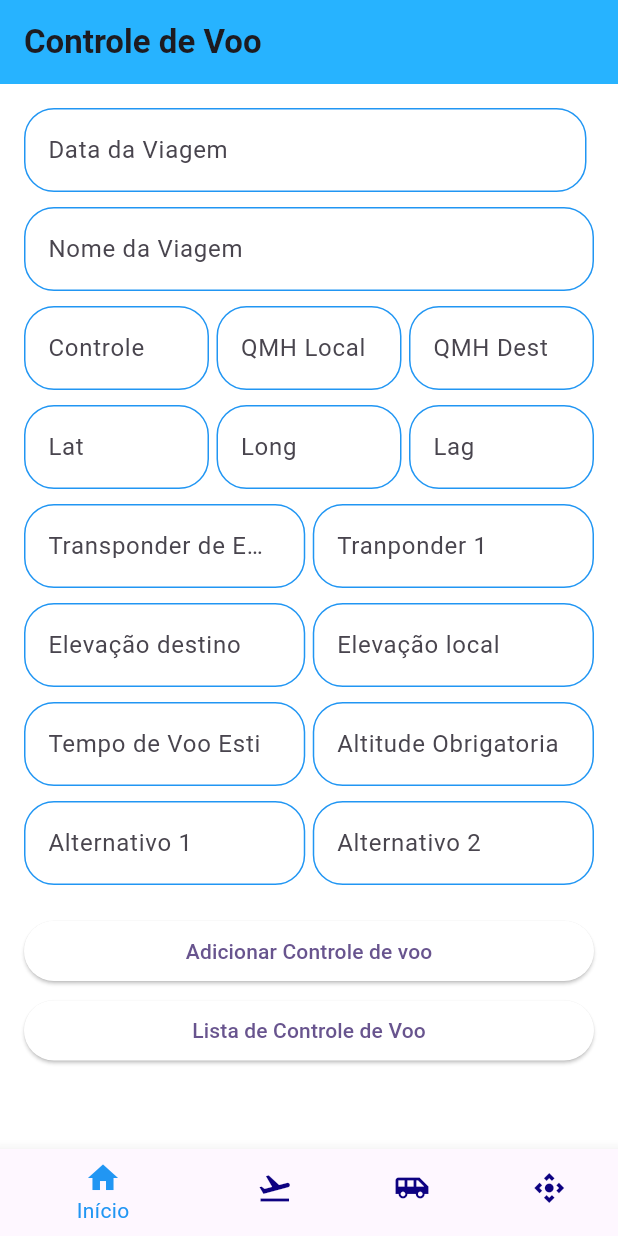
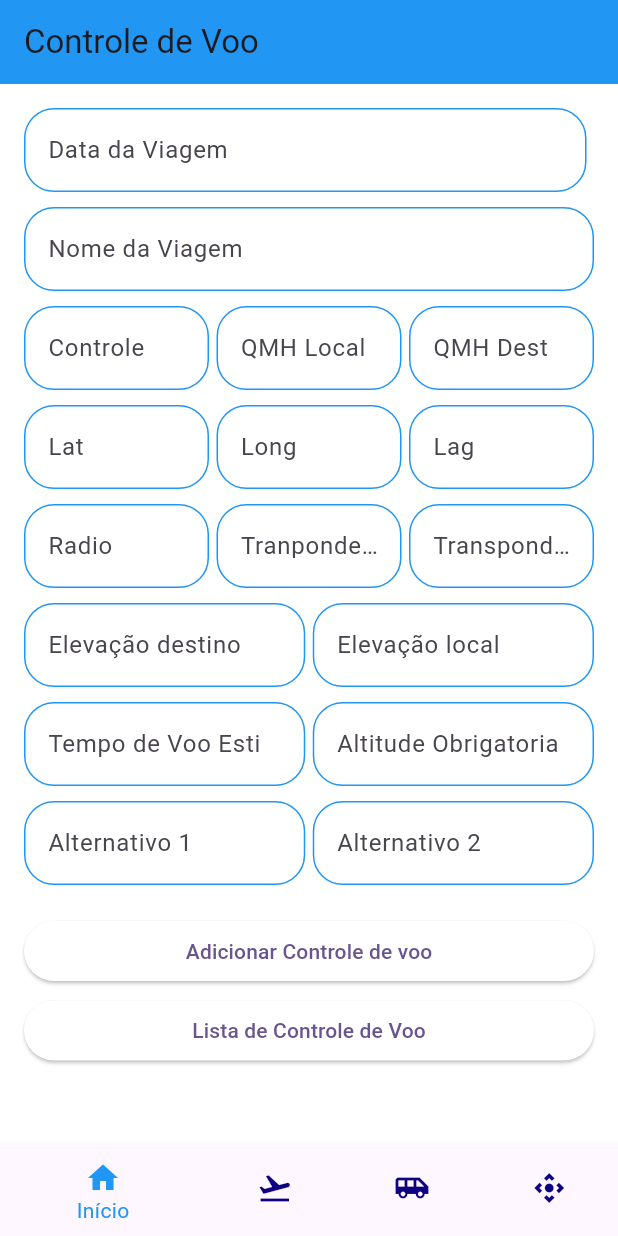
Before and after one commit to HermesLeonardo/AppAviao, a Flutter app: the tela_cadastro_controle_voo screen opened directly, on a phone screen of 412 x 824 dp. Run offline on Flutter 3.47's test engine with Material 3 defaults, Android fonts, the phone set to English and light mode, and no system bars; our stand-ins replace sqflite, sqflite_common_ffi; accounts and stored records are empty.

Commit message:
Corrigindo edição do controle de Voo

```diff
--- a/lib/adapter/adpter_controleVoo.dart
+++ b/lib/adapter/adpter_controleVoo.dart
@@ -6,8 +6,8 @@ class adapter_controleVoo {
   static controleVooEntity fromJson(Map<String, dynamic> json) {
     return controleVooEntity(
       idcontroleVoo: json['idcontroleVoo'] ?? '',
+      nomeViagem: json['nomeViagem'] ?? '',
       dataViagem: json['dataviagem'] ?? '',
-      nomeViagem: json['nomeViagem'] ?? '',
       controle: json['controle'] ?? '',
       lat: json['lat'] ?? '',
       lag: json['lag'] ?? '',
@@ -29,8 +29,8 @@ class adapter_controleVoo {
   static Map<String, dynamic> toJson(controleVooEntity model) {
     final Map<String, dynamic> data = <String, dynamic>{};
     data['idcontroleVoo'] = model.idcontroleVoo;
+    data['nomeViagem'] = model.nomeViagem;
     data['dataViagem'] = model.dataViagem;
-    data['nomeViagem'] = model.nomeViagem;
     data['controle'] = model.controle;
     data['lat'] = model.lat;
     data['lag'] = model.lag;
--- a/lib/classes_dao/controleVoo_dao.dart
+++ b/lib/classes_dao/controleVoo_dao.dart
@@ -19,6 +19,7 @@ class controleVoo_dao {
       return controleVoo_dto(
         idcontroleVoo: maps[i]['idcontroleVoo'],
         nomeViagem: maps[i]['nomeViagem'],
+        dataViagem: maps[i]['dataViagem'],
         controle: maps[i]['controle'],
         lat: maps[i]['lat'],
         lag: maps[i]['lag'],
--- a/lib/conexao/conexao.dart
+++ b/lib/conexao/conexao.dart
@@ -23,7 +23,7 @@ class conexao {
   CREATE TABLE IF NOT EXISTS controleVoo (
     idcontroleVoo INTEGER PRIMARY KEY AUTOINCREMENT,
     nomeViagem TEXT NOT NULL,
-    dataviagem TEXT NOT NULL,
+    dataViagem TEXT NOT NULL,
     controle TEXT NOT NULL,
     lat TEXT NOT NULL,
     lag TEXT NOT NULL,
@@ -80,7 +80,7 @@ class conexao {
     sqfliteFfiInit(); // Inicializa o ffi
     databaseFactory = databaseFactoryFfi; // Define a fábrica para o FFI
     final path = join(await getDatabasesPath(), _dbname);
-    await deleteDatabase(path);
+    //await deleteDatabase(path);
     return openDatabase(
       path,
       onCreate: (db, version) async {
--- a/lib/entitites/controleVoo_entity.dart
+++ b/lib/entitites/controleVoo_entity.dart
@@ -1,7 +1,7 @@
 class controleVooEntity {
   final int idcontroleVoo;
+  final String nomeViagem;
   final String dataViagem;
-  final String nomeViagem;
   final String controle;
   final String lat;
   final String lag;
@@ -20,8 +20,8 @@ class controleVooEntity {
 
   controleVooEntity({
     required this.idcontroleVoo,
+    required this.nomeViagem,
     required this.dataViagem,
-    required this.nomeViagem,
     required this.controle,
     required this.lat,
     required this.lag,
--- a/lib/listagem_controlevoo/tela_lista_controlevoo.dart
+++ b/lib/listagem_controlevoo/tela_lista_controlevoo.dart
@@ -76,7 +76,7 @@ class _tela_lista_controlevooState extends State<tela_lista_controlevoo> {
       backgroundColor: const Color.fromARGB(255, 255, 255, 255),
       appBar: AppBar(
         title: const Text('Listagem Controle Voo'),
-        backgroundColor: const Color.fromARGB(255, 39, 179, 255),
+        backgroundColor: Colors.blue,
       ),
       floatingActionButton: FloatingActionButton(
         onPressed: () {
--- a/lib/pages/tela_cadastro_controle_voo.dart
+++ b/lib/pages/tela_cadastro_controle_voo.dart
@@ -17,7 +17,7 @@ class _tela_cadastro_controle_vooState
     extends State<tela_cadastro_controle_voo> {
   final _formKey = GlobalKey<FormState>();
   final dataViagemController = TextEditingController();
-  final nomeViagemContrelloer = TextEditingController();
+  final nomeViagemContreller = TextEditingController();
   final controleController = TextEditingController();
   final latController = TextEditingController();
   final lagController = TextEditingController();
@@ -37,7 +37,7 @@ class _tela_cadastro_controle_vooState
   void _inserirControlevoo() {
     final controlevoo = controleVoo_dto(
       dataViagem: dataViagemController.text,
-      nomeViagem: nomeViagemContrelloer.text,
+      nomeViagem: nomeViagemContreller.text,
       controle: controleController.text,
       lat: latController.text,
       lag: lagController.text,
@@ -64,11 +64,8 @@ class _tela_cadastro_controle_vooState
       appBar: AppBar(
         title: const Text(
           "Controle de Voo",
-          style: TextStyle(
-            fontWeight: FontWeight.bold,
-          ),
         ),
-        backgroundColor: const Color.fromARGB(255, 39, 179, 255),
+        backgroundColor: Colors.blue,
       ),
       body: Form(
         key: _formKey,
@@ -102,7 +99,7 @@ class _tela_cadastro_controle_vooState
                 Expanded(
                   child: custom_from_text_field_controle_voo(
                     labelText: "Nome da Viagem",
-                    controller: nomeViagemContrelloer,
+                    controller: nomeViagemContreller,
                     validator: (value) {
                       if (value == null || value.isEmpty) {
                         return 'Por favor, insira a viagem';
@@ -218,11 +215,11 @@ class _tela_cadastro_controle_vooState
               children: <Widget>[
                 Expanded(
                   child: custom_from_text_field_controle_voo(
-                    labelText: "Transponder de Emergência",
-                    controller: transponder_emergenciaController,
+                    labelText: "Radio",
+                    controller: radioController,
                     validator: (value) {
                       if (value == null || value.isEmpty) {
-                        return 'Por favor, insira o Transponder de Emergência';
+                        return 'Por favor, insira o Radio';
                       }
                       return null;
                     },
@@ -238,6 +235,21 @@ class _tela_cadastro_controle_vooState
                     validator: (value) {
                       if (value == null || value.isEmpty) {
                         return 'Por favor, insira o Tranponder 1';
+                      }
+                      return null;
+                    },
+                  ),
+                ),
+                const SizedBox(
+                  width: 5,
+                ),
+                Expanded(
+                  child: custom_from_text_field_controle_voo(
+                    labelText: "Transponder de Emergência",
+                    controller: transponder_emergenciaController,
+                    validator: (value) {
+                      if (value == null || value.isEmpty) {
+                        return 'Por favor, insira o Transponder de Emergência';
                       }
                       return null;
                     },
```
Also changed, not shown: lib/listagem_controlevoo/lista_controleVoo.dart (+6 -4 lines), lib/listagem_controlevoo/tela_editar_controleVoo.dart (+27 -25 lines).
